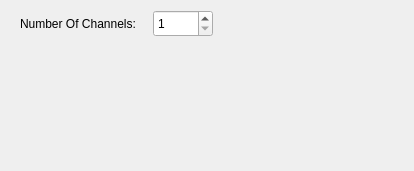
Above: src/asciireadersettings.ui from AlexanderAmelkin/SerialPlot before the change. Below: the same form after it.
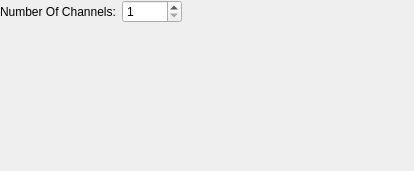
That is the form after the change.

Commit message: tweaked ascii reader settings widget layout

What changed in the file:
```diff
--- a/src/asciireadersettings.ui
+++ b/src/asciireadersettings.ui
@@ -13,15 +13,30 @@
   <property name="windowTitle">
    <string>Form</string>
   </property>
+  <layout class="QVBoxLayout" name="verticalLayout">
+   <property name="leftMargin">
+    <number>0</number>
+   </property>
+   <property name="topMargin">
+    <number>0</number>
+   </property>
+   <property name="rightMargin">
+    <number>0</number>
+   </property>
+   <property name="bottomMargin">
+    <number>0</number>
+   </property>
+   <item>
+    <layout class="QHBoxLayout" name="horizontalLayout">
+     <item>
+      <widget class="QLabel" name="label_4">
+       <property name="text">
+        <string>Number Of Channels:</string>
+       </property>
+      </widget>
+     </item>
+     <item>
   <widget class="QSpinBox" name="spNumOfChannels">
-   <property name="geometry">
-    <rect>
-     <x>153</x>
-     <y>10</y>
-     <width>60</width>
-     <height>27</height>
-    </rect>
-   </property>
    <property name="minimumSize">
     <size>
      <width>60</width>
@@ -38,19 +53,36 @@
     <number>32</number>
    </property>
   </widget>
-  <widget class="QLabel" name="label_4">
-   <property name="geometry">
-    <rect>
-     <x>20</x>
-     <y>10</y>
-     <width>127</width>
-     <height>27</height>
-    </rect>
-   </property>
-   <property name="text">
-    <string>Number Of Channels:</string>
-   </property>
-  </widget>
+     </item>
+     <item>
+      <spacer name="horizontalSpacer">
+       <property name="orientation">
+        <enum>Qt::Horizontal</enum>
+       </property>
+       <property name="sizeHint" stdset="0">
+        <size>
+         <width>1</width>
+         <height>20</height>
+        </size>
+       </property>
+      </spacer>
+     </item>
+    </layout>
+   </item>
+   <item>
+    <spacer name="verticalSpacer">
+     <property name="orientation">
+      <enum>Qt::Vertical</enum>
+     </property>
+     <property name="sizeHint" stdset="0">
+      <size>
+       <width>20</width>
+       <height>1</height>
+      </size>
+     </property>
+    </spacer>
+   </item>
+  </layout>
  </widget>
  <resources/>
  <connections/>
```
Lines whose indentation alone changed are shown as unchanged.
